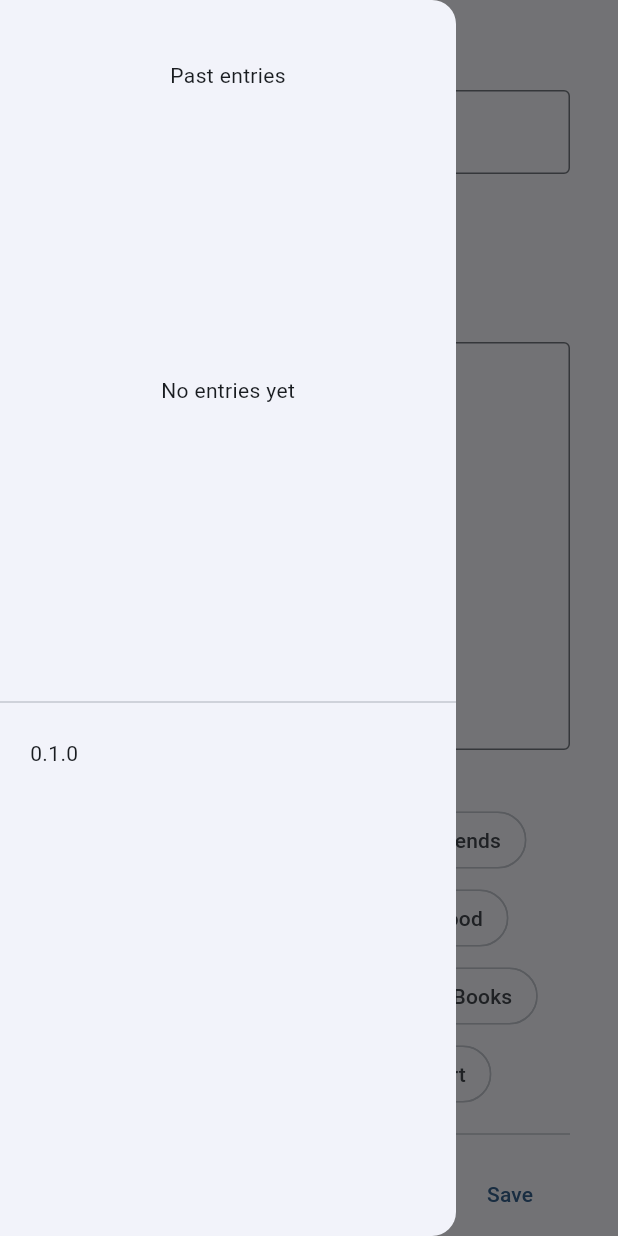
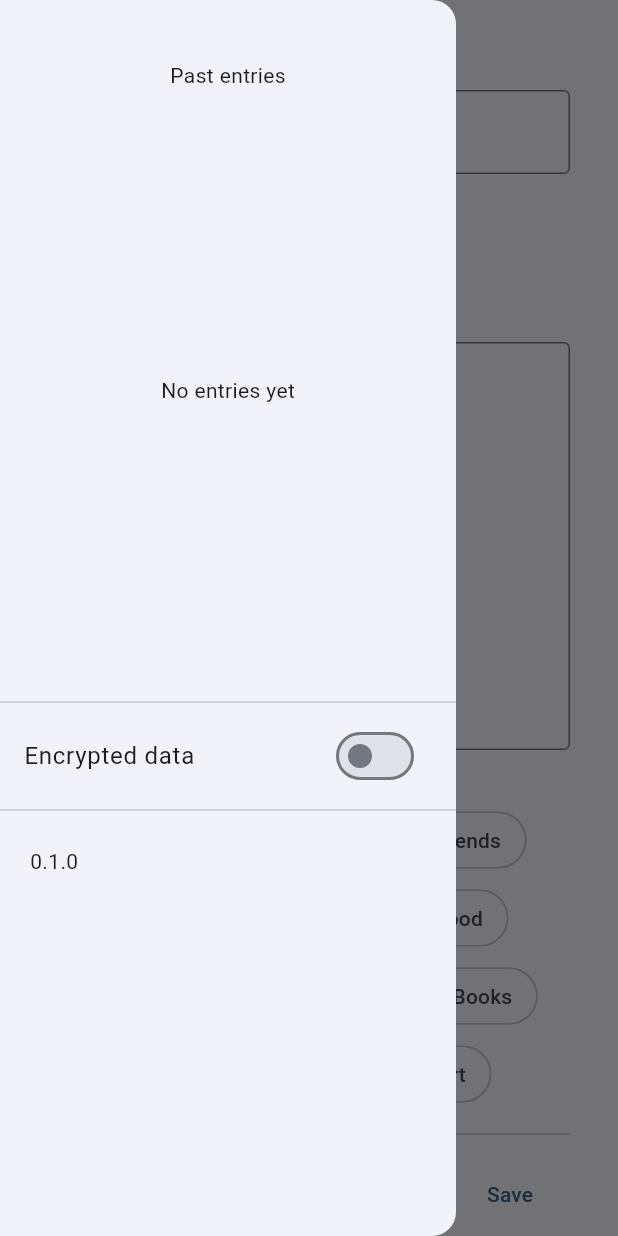
Before and after one commit to anleac/coconut_chronicles, a Flutter app: the screen it shows after launch, in the side drawer, after a tap on "Clear", on a phone screen of 412 x 824 dp. Run offline on Flutter 3.47's test engine with Material 2 defaults, Android fonts, the phone set to English and light mode, and no system bars; our stand-ins replace country_picker, flutter_secure_storage, package_info_plus, permission_handler, shared_preferences; missing offline and left inert: encrypt.

Commit message:
Add incredibly basic PoC encryption for android only

```diff
--- a/lib/constants/storage_constants.dart
+++ b/lib/constants/storage_constants.dart
@@ -1,4 +1,14 @@
 class StorageConstants {
   static const String parentFolderName = 'coconut_chronicles';
+
   static const String entrySaveExtension = '.coconut-entry';
+  static const String encryptedEntrySaveExtension = '.coconut-entry-e';
+
+  static const String encryptionKeyKey = 'encryption_key';
+  static const String encryptionIvKey = 'encryption_iv';
+
+  static const allowedEntrySaveExtensions = {
+    entrySaveExtension,
+    encryptedEntrySaveExtension,
+  };
 }
--- a/lib/core/helpers/storage_helper.dart
+++ b/lib/core/helpers/storage_helper.dart
@@ -10,12 +10,16 @@ import 'package:path_provider/path_provider.dart';
 class StorageHelper {
   static Directory? _storageDirectory;
 
-  static Future<File> getEntryFile(EntryModel model) async {
-    return File(await getEntrySavePath(model));
+  static bool allowedFileExtension(String ext) => StorageConstants.allowedEntrySaveExtensions.contains(ext);
+  static bool isEncryptedFile(String ext) => ext == StorageConstants.encryptedEntrySaveExtension;
+
+  static Future<File> getEntryFile(EntryModel model, {required bool encrypted}) async {
+    return File(await getEntrySavePath(model, encrypted: encrypted));
   }
 
-  static Future<String> getEntrySavePath(EntryModel model) async {
-    return join((await getStorageDirectory()).path, '${model.fileSaveName}${StorageConstants.entrySaveExtension}');
+  static Future<String> getEntrySavePath(EntryModel model, {required bool encrypted}) async {
+    return join((await getStorageDirectory()).path,
+        '${model.fileSaveName}${encrypted ? StorageConstants.encryptedEntrySaveExtension : StorageConstants.entrySaveExtension}');
   }
 
   static Future<Directory> getStorageDirectory() async {
--- /dev/null
+++ b/lib/core/storage/encryption.dart
@@ -0,0 +1,79 @@
+import 'dart:io';
+
+import 'package:coconut_chronicles/constants/storage_constants.dart';
+import 'package:encrypt/encrypt.dart';
+import 'package:flutter_secure_storage/flutter_secure_storage.dart';
+
+class Encryption {
+  static const int encryptionKeyLength = 32;
+  static const int ivLength = 16;
+
+  static const _encryptedKeyStorage = FlutterSecureStorage();
+
+  // Currently only for Android
+  static bool get supportedPlatform => Platform.isAndroid;
+
+  static Future<bool> isEncryptionEnabled() async {
+    if (!supportedPlatform) {
+      return false;
+    }
+
+    return await _encryptedKeyStorage.containsKey(key: StorageConstants.encryptionKeyKey);
+  }
+
+  static Future<void> setEncryptionKey(String key) async {
+    await _encryptedKeyStorage.write(key: StorageConstants.encryptionKeyKey, value: _padKeyIfNeeded(key));
+    await _encryptedKeyStorage.write(key: StorageConstants.encryptionIvKey, value: IV.fromLength(ivLength).base64);
+  }
+
+  static Future<void> clearEncryptionKey() async {
+    var currentKey = await _getKey();
+    var currentIv = await _getIv();
+
+    if (currentKey != null && currentIv != null) {
+      // TODO: unencrypt all files first
+      return;
+    }
+
+    await _encryptedKeyStorage.delete(key: StorageConstants.encryptionKeyKey);
+    await _encryptedKeyStorage.delete(key: StorageConstants.encryptionIvKey);
+  }
+
+  static Future<String> encrypt(String data) async {
+    final key = await _getKey();
+    final iv = await _getIv();
+    if (key == null || iv == null) {
+      return data;
+    }
+
+    final encrypter = _getEncrypter(key);
+    return encrypter.encrypt(data, iv: IV.fromBase64(iv)).base64;
+  }
+
+  static Future<String> decrypt(String data) async {
+    final key = await _getKey();
+    final iv = await _getIv();
+    if (key == null || iv == null) {
+      return data;
+    }
+
+    final encrypter = _getEncrypter(key);
+    return encrypter.decrypt64(data, iv: IV.fromBase64(iv));
+  }
+
+  static Future<String?> _getKey() async => await _encryptedKeyStorage.read(key: StorageConstants.encryptionKeyKey);
+  static Future<String?> _getIv() async => await _encryptedKeyStorage.read(key: StorageConstants.encryptionIvKey);
+
+  static String _padKeyIfNeeded(String key) {
+    if (key.length < encryptionKeyLength) {
+      return key.padRight(encryptionKeyLength, '0');
+    }
+
+    return key;
+  }
+
+  static Encrypter _getEncrypter(String stringKey) {
+    final encryptionKey = Key.fromUtf8(stringKey);
+    return Encrypter(AES(encryptionKey));
+  }
+}
--- a/lib/core/storage/entry_storage.dart
+++ b/lib/core/storage/entry_storage.dart
@@ -1,17 +1,22 @@
 import 'dart:io';
 
-import 'package:coconut_chronicles/constants/storage_constants.dart';
 import 'package:coconut_chronicles/core/helpers/storage_helper.dart';
 import 'package:coconut_chronicles/core/models/entry_model.dart';
+import 'package:coconut_chronicles/core/storage/encryption.dart';
 import 'package:path/path.dart';
 
 class EntryStorage {
   static final Map<int, EntryModel> _entries = {};
 
   static Future<bool> saveEntry(EntryModel entry) async {
-    var file = await StorageHelper.getEntryFile(entry);
+    var encryptionEnabled = await Encryption.isEncryptionEnabled();
+    var file = await StorageHelper.getEntryFile(entry, encrypted: encryptionEnabled);
     var fileContentsToWrite = entry.toJson();
     try {
+      if (encryptionEnabled) {
+        fileContentsToWrite = await Encryption.encrypt(fileContentsToWrite);
+      }
+
       await file.writeAsString(fileContentsToWrite);
 
       // TODO: We have no way of handling duplicates yet
@@ -32,11 +37,17 @@ class EntryStorage {
 
     for (var file in files) {
       var fileExtension = extension(file.path);
-      if (fileExtension != StorageConstants.entrySaveExtension) {
+      if (!StorageHelper.allowedFileExtension(fileExtension)) {
         continue;
       }
+
       var fileContents = await File(file.path).readAsString();
       try {
+        var encrypted = StorageHelper.isEncryptedFile(fileExtension);
+        if (encrypted) {
+          fileContents = await Encryption.decrypt(fileContents);
+        }
+
         var entry = EntryModel.fromJson(fileContents);
         _entries[entry.fileSaveName] = entry;
         // ignore: empty_catches TODO: Decide what to do where
--- /dev/null
+++ b/lib/widgets/drawer/encryption_options.dart
@@ -0,0 +1,55 @@
+import 'package:coconut_chronicles/core/storage/encryption.dart';
+import 'package:coconut_chronicles/widgets/dialogues/confirmation_dialogue_builder.dart';
+import 'package:coconut_chronicles/widgets/dialogues/password_entry_dialogue.dart';
+import 'package:flutter/material.dart';
+
+class EncryptionOptions extends StatefulWidget {
+  const EncryptionOptions({Key? key}) : super(key: key);
+
+  @override
+  State<EncryptionOptions> createState() => _EncryptionOptionsState();
+}
+
+class _EncryptionOptionsState extends State<EncryptionOptions> {
+  @override
+  Widget build(BuildContext context) {
+    return FutureBuilder<bool>(
+        future: Encryption.isEncryptionEnabled(),
+        builder: (BuildContext context, AsyncSnapshot<bool> snapshot) {
+          if (snapshot.hasData) {
+            var data = snapshot.data!;
+            return ListTile(
+              title: const Text('Encrypted data'),
+              enabled: Encryption.supportedPlatform,
+              trailing: Switch(
+                value: data,
+                onChanged: (value) => value ? _trySetEncryptionKey() : _tryClearEncryptionKey(),
+              ),
+            );
+          }
+
+          return Container();
+        });
+  }
+
+  _trySetEncryptionKey() async {
+    var key = await showDialog<String?>(
+      context: context,
+      builder: (context) => const PasswordEntryDialogue(),
+    );
+
+    if (key == null) {
+      return false;
+    }
+
+    await Encryption.setEncryptionKey(key);
+    setState(() {});
+  }
+
+  _tryClearEncryptionKey() async {
+    ConfirmationDialogueBuilder.showConfirmToClearEncryptionKeyDialogue(context, onConfirm: () async {
+      await Encryption.clearEncryptionKey();
+      setState(() {});
+    });
+  }
+}
--- a/lib/widgets/entry_form/chronicle_entry_form.dart
+++ b/lib/widgets/entry_form/chronicle_entry_form.dart
@@ -4,7 +4,7 @@ import 'package:coconut_chronicles/core/storage/entry_storage.dart';
 import 'package:coconut_chronicles/widgets/entry_form/inputs/chip_categories.dart';
 import 'package:coconut_chronicles/widgets/entry_form/inputs/country_selector.dart';
 import 'package:coconut_chronicles/widgets/entry_form/inputs/date_selector.dart';
-import 'package:coconut_chronicles/widgets/dialogues/dialogue_builder.dart';
+import 'package:coconut_chronicles/widgets/dialogues/confirmation_dialogue_builder.dart';
 import 'package:coconut_chronicles/widgets/entry_form/inputs/description_text_field.dart';
 import 'package:coconut_chronicles/widgets/entry_form/inputs/indented_category_text.dart';
 import 'package:coconut_chronicles/widgets/entry_form/inputs/title_text_field.dart';
@@ -42,7 +42,8 @@ class _ChronicleEntryFormState extends State<ChronicleEntryForm> {
           mainAxisAlignment: MainAxisAlignment.end,
           children: [
             TextButton(
-              onPressed: () => DialogueBuilder.showConfirmToClearDialogue(context, onConfirm: _clearData),
+              onPressed: () =>
+                  ConfirmationDialogueBuilder.showConfirmToClearEntryFormDialogue(context, onConfirm: _clearData),
               child: const Text('Clear'),
             ),
             TextButton(
--- a/lib/widgets/home_page_drawer.dart
+++ b/lib/widgets/home_page_drawer.dart
@@ -1,5 +1,6 @@
 import 'package:coconut_chronicles/core/storage/preferences_model.dart';
 import 'package:coconut_chronicles/widgets/chronicle_entry_list.dart';
+import 'package:coconut_chronicles/widgets/drawer/encryption_options.dart';
 import 'package:coconut_chronicles/widgets/drawer/version_text.dart';
 import 'package:flutter/material.dart';
 import 'package:scoped_model/scoped_model.dart';
@@ -16,9 +17,14 @@ class _HomePageDrawerState extends State<HomePageDrawer> {
   Widget build(BuildContext context) {
     return ScopedModelDescendant<PreferencesModel>(builder: (context, child, model) {
       return Drawer(
-        child: ListView(
-            padding: EdgeInsets.zero,
-            children: const [SizedBox(height: 40), ChronicleEntryList(), Divider(), VersionText()]),
+        child: ListView(padding: EdgeInsets.zero, children: const [
+          SizedBox(height: 40),
+          ChronicleEntryList(),
+          Divider(),
+          EncryptionOptions(),
+          Divider(),
+          VersionText()
+        ]),
       );
     });
   }
--- a/pubspec.yaml
+++ b/pubspec.yaml
@@ -20,6 +20,7 @@ dependencies:
   permission_handler: ^10.2.0
   path_provider: ^2.0.14
   path: ^1.8.2
+  flutter_secure_storage: ^8.0.0
 
 dev_dependencies:
   flutter_test:
```
Also changed, not shown: lib/widgets/dialogues/confirmation_dialogue_builder.dart (renamed from lib/widgets/dialogues/dialogue_builder.dart, +13 -2 lines), lib/widgets/dialogues/password_entry_dialogue.dart (added, +78 -0 lines), 1 other file.
